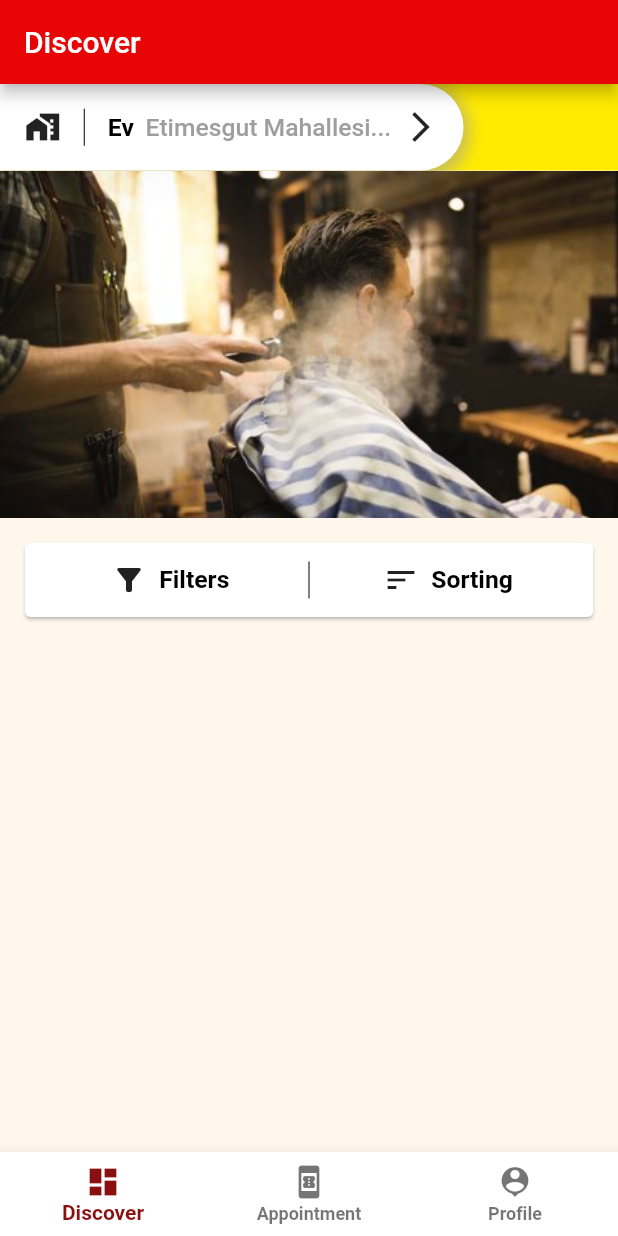
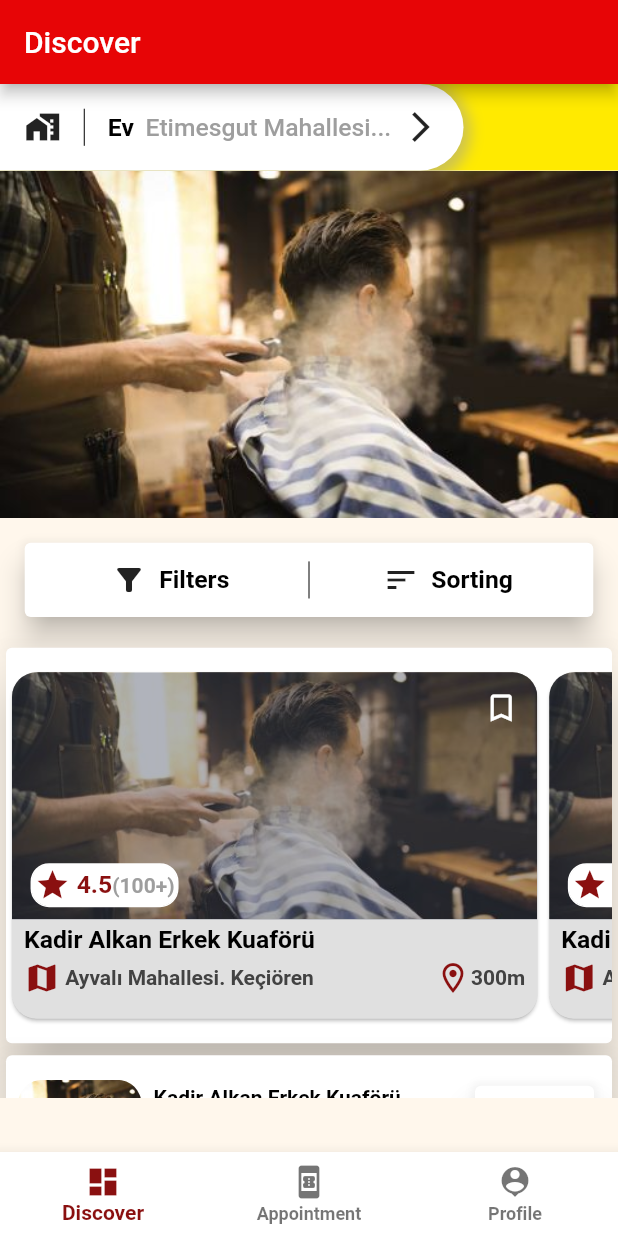
Before and after one commit to emrekorus/BarberBookingApp, a Flutter app: the screen it shows once a user with an empty profile is signed in, on a phone screen of 412 x 824 dp. Run offline on Flutter 3.47's test engine with Material 2 defaults, Android fonts, the phone set to English and light mode, and no system bars; drawn by our look-alikes of carousel_slider, sliding_up_panel; our stand-ins replace firebase_auth, firebase_database, firebase_storage, im_stepper; accounts and stored records are empty.

Commit message:
Discover Screen UI is designed.

```diff
--- a/lib/Screens/Discover/DiscoverScreen.dart
+++ b/lib/Screens/Discover/DiscoverScreen.dart
@@ -1,6 +1,8 @@
 import 'package:carousel_slider/carousel_slider.dart';
 import 'package:flutter/cupertino.dart';
 import 'package:flutter/material.dart';
+import 'package:my_barber/Screens/Generic/BarberItem.dart';
+import 'package:my_barber/Screens/Generic/FavouriteBarberItem.dart';
 import 'package:my_barber/Screens/Generic/SystemUI.dart';
 import 'package:my_barber/Utils/app_localizations.dart';
 import 'package:my_barber/Utils/size_config.dart';
@@ -58,10 +60,10 @@ class _DiscoverScreenState extends State<DiscoverScreen> {
                   decoration: BoxDecoration(
                     color: Colors.white,
                     borderRadius: BorderRadius.only(
-                        topRight:
-                            Radius.circular(5 * SizeConfig.heightMultiplier),
-                        bottomRight:
-                            Radius.circular(5 * SizeConfig.heightMultiplier)),
+                        topRight: Radius.circular(
+                            5 * SizeConfig.heightMultiplier),
+                        bottomRight: Radius.circular(
+                            5 * SizeConfig.heightMultiplier)),
                     boxShadow: [
                       BoxShadow(
                         color: Colors.grey.withOpacity(0.5),
@@ -73,10 +75,11 @@ class _DiscoverScreenState extends State<DiscoverScreen> {
                   ),
                   child: ClipRRect(
                       child: Container(
-                          padding:
-                              EdgeInsets.all(2 * SizeConfig.heightMultiplier),
+                          padding: EdgeInsets.all(
+                              2 * SizeConfig.heightMultiplier),
                           child: Row(
-                            mainAxisAlignment: MainAxisAlignment.spaceBetween,
+                            mainAxisAlignment:
+                                MainAxisAlignment.spaceBetween,
                             children: [
                               Icon(Icons.home_work),
                               Container(
@@ -87,7 +90,8 @@ class _DiscoverScreenState extends State<DiscoverScreen> {
                               Text("Ev"),
                               Text(
                                 "Etimesgut Mahallesi...",
-                                style: Theme.of(context).textTheme.bodyText1,
+                                style:
+                                    Theme.of(context).textTheme.bodyText1,
                               ),
                               Icon(Icons.arrow_forward_ios),
                             ],
@@ -95,6 +99,10 @@ class _DiscoverScreenState extends State<DiscoverScreen> {
                 ),
               ],
             )),
+        Container(
+          height: 75*SizeConfig.heightMultiplier,
+          child: ListView(
+            children: [
               Container(
                   child: CarouselSlider(
                 options: CarouselOptions(
@@ -111,6 +119,7 @@ class _DiscoverScreenState extends State<DiscoverScreen> {
                     .toList(),
               )),
               Card(
+                elevation: 1 * SizeConfig.heightMultiplier,
                 margin: EdgeInsets.all(2 * SizeConfig.heightMultiplier),
                 child: Padding(
                   padding: EdgeInsets.all(1.5 * SizeConfig.heightMultiplier),
@@ -158,7 +167,55 @@ class _DiscoverScreenState extends State<DiscoverScreen> {
                     ],
                   ),
                 ),
-        )
+              ),
+              Card(
+                elevation: 2 * SizeConfig.heightMultiplier,
+                child: Container(
+                  height: 32 * SizeConfig.heightMultiplier,
+                  padding: EdgeInsets.symmetric(
+                      vertical: 1.5 * SizeConfig.heightMultiplier),
+                  child: ListView(
+                    scrollDirection: Axis.horizontal,
+                    children: [
+                      FavouriteBarberItem(),
+                      FavouriteBarberItem(),
+                      FavouriteBarberItem(),
+                    ],
+                  ),
+                ),
+              ),
+              Card(
+                elevation: 2 * SizeConfig.heightMultiplier,
+                child: Column(
+                  children: [
+                    SizedBox(
+                      height: 1*SizeConfig.heightMultiplier,
+                    ),
+                    BarberItem(),
+                    Divider(
+                      height: 3*SizeConfig.heightMultiplier,
+                      color: Colors.grey,
+                      indent: 3*SizeConfig.widthMultiplier,
+                      endIndent: 3*SizeConfig.widthMultiplier,
+                    ),
+                    BarberItem(),
+                    Divider(
+                      height: 3*SizeConfig.heightMultiplier,
+                      color: Colors.grey,
+                      indent: 3*SizeConfig.widthMultiplier,
+                      endIndent: 3*SizeConfig.widthMultiplier,
+                    ),
+                    BarberItem(),
+                    SizedBox(
+                      height: 1*SizeConfig.heightMultiplier,
+                    ),
+                  ],
+                ),
+                ),
+            ],
+          ),
+        ),
+
       ],
     );
   }
--- /dev/null
+++ b/lib/Screens/Generic/BarberItem.dart
@@ -0,0 +1,143 @@
+import 'package:flutter/cupertino.dart';
+import 'package:flutter/material.dart';
+import 'package:my_barber/Utils/size_config.dart';
+
+class BarberItem extends StatefulWidget {
+  @override
+  _BarberItemState createState() => _BarberItemState();
+}
+
+class _BarberItemState extends State<BarberItem> {
+  @override
+  Widget build(BuildContext context) {
+    return Container(
+      width: MediaQuery.of(context).size.width,
+      child: Column(children: [
+        Padding(
+          padding: const EdgeInsets.all(8.0),
+          child: Row(
+            mainAxisAlignment: MainAxisAlignment.start,
+            crossAxisAlignment: CrossAxisAlignment.start,
+            children: [
+              ClipRRect(
+                borderRadius:
+                    BorderRadius.circular(2 * SizeConfig.heightMultiplier),
+                child: Image.asset(
+                  'assets/images/1.jpg',
+                  height: 20 * SizeConfig.widthMultiplier,
+                  width: 20 * SizeConfig.widthMultiplier,
+                  fit: BoxFit.cover,
+                ),
+              ),
+              Expanded(
+                flex: 5,
+                child: Column(
+                  mainAxisAlignment: MainAxisAlignment.start,
+                  crossAxisAlignment: CrossAxisAlignment.start,
+                  children: [
+                    Padding(
+                      padding: EdgeInsets.fromLTRB(8, 4, 8, 0),
+                      child: Row(
+                        mainAxisAlignment: MainAxisAlignment.start,
+                        children: [
+                          Text(
+                            "Kadir Alkan Erkek Kuaförü",
+                            overflow: TextOverflow.ellipsis,
+                            textAlign: TextAlign.left,
+                            style: TextStyle(
+                                fontSize: 1.7 * SizeConfig.textMultiplier),
+                          ),
+                        ],
+                      ),
+                    ),
+                    Padding(
+                      padding: EdgeInsets.fromLTRB(8, 4, 8, 0),
+                      child: Row(
+                        mainAxisAlignment: MainAxisAlignment.start,
+                        children: [
+                          Icon(
+                            Icons.map,
+                            color: Theme.of(context).primaryColorDark,
+                          ),
+                          Text(
+                            " Ayvalı Mahallesi. Keçiören",
+                            style: TextStyle(
+                                color: Colors.grey[800],
+                                fontSize: 1.5 * SizeConfig.textMultiplier),
+                            textAlign: TextAlign.left,
+                          ),
+                        ],
+                      ),
+                    ),
+                    Padding(
+                      padding: EdgeInsets.fromLTRB(8, 4, 8, 0),
+                      child: Row(
+                        mainAxisAlignment: MainAxisAlignment.start,
+                        children: [
+                          Icon(
+                            Icons.location_on_outlined,
+                            color: Theme.of(context).primaryColorDark,
+                          ),
+                          Text(
+                            "300m",
+                            style: TextStyle(
+                                color: Colors.grey[800],
+                                fontSize: 1.7 * SizeConfig.textMultiplier),
+                            textAlign: TextAlign.right,
+                          ),
+                        ],
+                      ),
+                    ),
+                  ],
+                ),
+              ),
+              Expanded(
+                flex: 2,
+                child: Column(
+                  crossAxisAlignment: CrossAxisAlignment.end,
+                  children: [
+                    Card(
+                      elevation: 1 * SizeConfig.heightMultiplier,
+                      child: Padding(
+                        padding: EdgeInsets.symmetric(
+                            vertical: 1 * SizeConfig.heightMultiplier),
+                        child: Row(
+                          crossAxisAlignment: CrossAxisAlignment.center,
+                          mainAxisAlignment: MainAxisAlignment.center,
+                          children: [
+                            Icon(
+                              Icons.star,
+                              color: Theme.of(context).primaryColorDark,
+                              size: 4 * SizeConfig.imageSizeMultiplier,
+                            ),
+                            new Text(
+                              " 4.5",
+                              style: TextStyle(
+                                  color: Theme.of(context).primaryColorDark,
+                                  fontWeight: FontWeight.bold,
+                                  fontSize: 1.7 * SizeConfig.textMultiplier),
+                            ),
+                            Text("(100+)",
+                                style: TextStyle(
+                                    color: Colors.grey,
+                                    fontSize: 1.5 * SizeConfig.textMultiplier))
+                          ],
+                        ),
+                      ),
+                    ),
+                    IconButton(
+                      onPressed: () {},
+                      icon: Icon(
+                        Icons.bookmark_border,
+                      ),
+                    ),
+                  ],
+                ),
+              )
+            ],
+          ),
+        ),
+      ]),
+    );
+  }
+}
--- /dev/null
+++ b/lib/Screens/Generic/FavouriteBarberItem.dart
@@ -0,0 +1,161 @@
+import 'package:flutter/cupertino.dart';
+import 'package:flutter/material.dart';
+import 'package:my_barber/Utils/size_config.dart';
+
+class FavouriteBarberItem extends StatefulWidget {
+  @override
+  _FavouriteBarberItemState createState() => _FavouriteBarberItemState();
+}
+
+class _FavouriteBarberItemState extends State<FavouriteBarberItem> {
+  @override
+  Widget build(BuildContext context) {
+    return Card(
+      color: Colors.grey[300],
+      shape: RoundedRectangleBorder(
+        borderRadius: BorderRadius.circular(2 * SizeConfig.heightMultiplier),
+      ),
+      clipBehavior: Clip.antiAlias,
+      child: Container(
+        width: MediaQuery.of(context).size.width * 0.85,
+        child: Column(children: [
+          Row(
+            mainAxisAlignment: MainAxisAlignment.center,
+            children: [
+              Stack(
+                children: <Widget>[
+                  Container(
+                      padding:
+                          EdgeInsets.only(left: 1 * SizeConfig.widthMultiplier),
+                      height: MediaQuery.of(context).size.height * 0.20,
+                      width: MediaQuery.of(context).size.width * 0.85,
+                      decoration: new BoxDecoration(
+                        image: new DecorationImage(
+                          image: AssetImage('assets/images/1.jpg'),
+                          fit: BoxFit.cover,
+                        ),
+                      )),
+                  Container(
+                    height: MediaQuery.of(context).size.height * 0.20,
+                    width: MediaQuery.of(context).size.width * 0.85,
+                    padding: EdgeInsets.symmetric(
+                        vertical: 1 * SizeConfig.heightMultiplier,
+                        horizontal: 3 * SizeConfig.widthMultiplier),
+                    decoration:
+                        BoxDecoration(color: Color.fromRGBO(58, 66, 86, .4)),
+                    child: Center(
+                      child: Column(
+                        crossAxisAlignment: CrossAxisAlignment.start,
+                        mainAxisAlignment: MainAxisAlignment.end,
+                        children: <Widget>[
+                          Row(
+                            mainAxisAlignment: MainAxisAlignment.start,
+                            children: <Widget>[
+                              Container(
+                                padding: EdgeInsets.all(
+                                    0.2 * SizeConfig.heightMultiplier),
+                                decoration: new BoxDecoration(
+                                    border: new Border.all(color: Colors.white),
+                                    color: Colors.white,
+                                    borderRadius: BorderRadius.circular(
+                                        1.5 * SizeConfig.heightMultiplier)),
+                                child: Row(
+                                  crossAxisAlignment: CrossAxisAlignment.center,
+                                  mainAxisAlignment: MainAxisAlignment.center,
+                                  children: [
+                                    Icon(
+                                      Icons.star,
+                                      color: Theme.of(context).primaryColorDark,
+                                    ),
+                                    new Text(
+                                      " 4.5",
+                                      style: TextStyle(
+                                          color: Theme.of(context)
+                                              .primaryColorDark,
+                                          fontWeight: FontWeight.bold),
+                                    ),
+                                    Text("(100+)",
+                                        style: TextStyle(
+                                            color: Colors.grey,
+                                            fontSize: 1.7 *
+                                                SizeConfig.textMultiplier))
+                                  ],
+                                ),
+                              )
+                            ],
+                          ),
+                        ],
+                      ),
+                    ),
+                  ),
+                  Positioned(
+                    top: 0,
+                    right: 0,
+                    child: IconButton(
+                      onPressed: () {},
+                      icon: Icon(
+                        Icons.bookmark_border,
+                        color: Colors.white,
+                      ),
+                    ),
+                  ),
+                ],
+              ),
+            ],
+          ),
+          Padding(
+            padding: EdgeInsets.fromLTRB(8, 4, 8, 0),
+            child: Row(
+              children: [
+                Text(
+                  "Kadir Alkan Erkek Kuaförü",
+                  textAlign: TextAlign.left,
+                ),
+              ],
+            ),
+          ),
+          Padding(
+            padding: EdgeInsets.fromLTRB(8, 4, 8, 0),
+            child: Row(
+              mainAxisAlignment: MainAxisAlignment.spaceBetween,
+              children: [
+                Row(
+                  mainAxisAlignment: MainAxisAlignment.start,
+                  children: [
+                    Icon(
+                      Icons.map,
+                      color: Theme.of(context).primaryColorDark,
+                    ),
+                    Text(
+                      " Ayvalı Mahallesi. Keçiören",
+                      style: TextStyle(
+                          color: Colors.grey[800],
+                          fontSize: 1.7 * SizeConfig.textMultiplier),
+                      textAlign: TextAlign.left,
+                    ),
+                  ],
+                ),
+                Row(
+                  mainAxisAlignment: MainAxisAlignment.end,
+                  children: [
+                    Icon(
+                      Icons.location_on_outlined,
+                      color: Theme.of(context).primaryColorDark,
+                    ),
+                    Text(
+                      "300m",
+                      style: TextStyle(
+                          color: Colors.grey[800],
+                          fontSize: 1.7 * SizeConfig.textMultiplier),
+                      textAlign: TextAlign.right,
+                    ),
+                  ],
+                ),
+              ],
+            ),
+          ),
+        ]),
+      ),
+    );
+  }
+}
--- a/lib/Screens/Generic/SystemUI.dart
+++ b/lib/Screens/Generic/SystemUI.dart
@@ -22,17 +22,5 @@ class SystemUI {
       shape: RoundedRectangleBorder(
           borderRadius: BorderRadius.circular(1 * SizeConfig.heightMultiplier)),
     );
-
-    Container(
-      child: RaisedButton(
-          shape: RoundedRectangleBorder(
-              borderRadius:
-                  BorderRadius.circular(2 * SizeConfig.heightMultiplier)),
-          onPressed: onPressed,
-          padding: EdgeInsets.all(2 * SizeConfig.heightMultiplier),
-          color: backgroundColor,
-          textColor: textColor,
-          child: Text(text)),
-    );
   }
 }
```
Lines whose indentation alone changed are shown as unchanged.
